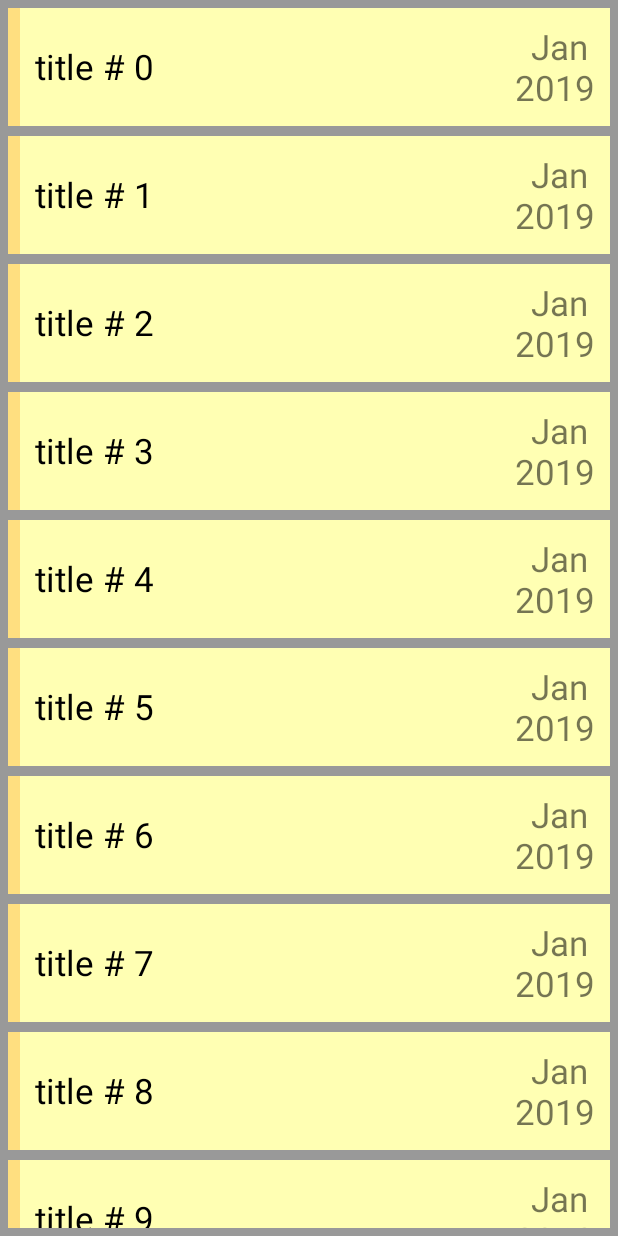
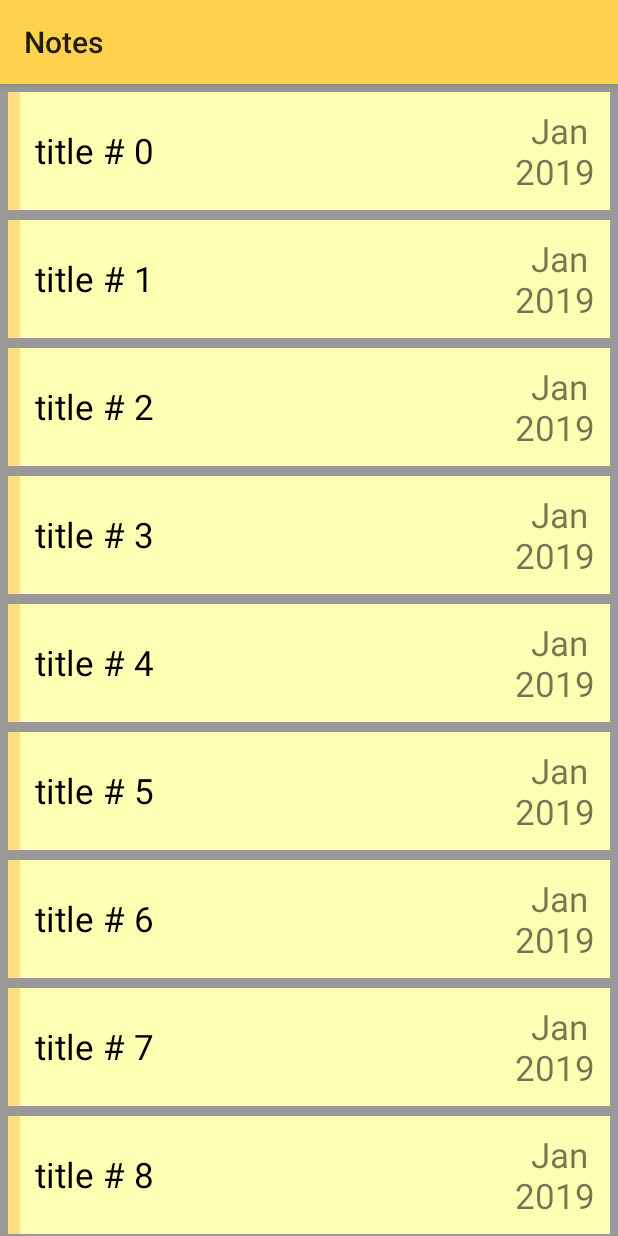
Before and after one commit to MenagoChicken/Notes, an Android app: the screen it shows after launch (NotesListActivity), on a phone screen of 412 x 824 dp. Run offline under Robolectric (Android 15) with nearby library versions, the phone set to English and light mode, and no system bars.

Commit message:
Building a Custom Toolbar

```diff
--- a/app/build.gradle
+++ b/app/build.gradle
@@ -28,4 +28,7 @@ dependencies {
 
     //RecyclerView
     implementation 'com.android.support:recyclerview-v7:28.0.0'
+
+    //design support (for toolbars)
+    implementation 'com.android.support:design:28.0.0'
 }
--- a/app/src/main/java/pl/menagochicken/NotesListActivity.java
+++ b/app/src/main/java/pl/menagochicken/NotesListActivity.java
@@ -4,6 +4,7 @@ import android.os.Bundle;
 import android.support.v7.app.AppCompatActivity;
 import android.support.v7.widget.LinearLayoutManager;
 import android.support.v7.widget.RecyclerView;
+import android.support.v7.widget.Toolbar;
 import android.widget.LinearLayout;
 
 import java.util.ArrayList;
@@ -33,6 +34,8 @@ public class NotesListActivity extends AppCompatActivity {
         initRecyclerView();
         insertFakeNotes();
 
+        setSupportActionBar((Toolbar) findViewById(R.id.notesToolbar));
+        setTitle("Notes");
     }
 
     private void insertFakeNotes(){
--- a/app/src/main/res/layout/layout_note_list_item.xml
+++ b/app/src/main/res/layout/layout_note_list_item.xml
@@ -36,7 +36,6 @@
         android:layout_weight="20"
         android:id="@+id/note_timestamp"
         android:textSize="23sp"
-        android:layout_gravity="center_vertical"
         android:textAlignment="center"
         android:text="Dec 2018"
         android:padding="10dp"
--- a/app/src/main/res/layout/notes_list_activity.xml
+++ b/app/src/main/res/layout/notes_list_activity.xml
@@ -1,5 +1,6 @@
 <?xml version="1.0" encoding="utf-8"?>
-<android.support.constraint.ConstraintLayout xmlns:android="http://schemas.android.com/apk/res/android"
+<android.support.design.widget.CoordinatorLayout
+    xmlns:android="http://schemas.android.com/apk/res/android"
     xmlns:app="http://schemas.android.com/apk/res-auto"
     xmlns:tools="http://schemas.android.com/tools"
     android:layout_width="match_parent"
@@ -7,11 +8,26 @@
     tools:context=".NotesListActivity"
     android:background="#999999">
 
+  <android.support.design.widget.AppBarLayout
+      android:layout_width="match_parent"
+      android:layout_height="wrap_content">
+
+    <android.support.v7.widget.Toolbar
+        android:id="@+id/notesToolbar"
+        android:layout_width="match_parent"
+        android:layout_height="?attr/actionBarSize"
+        android:background="?attr/colorPrimary"
+        app:layout_scrollFlags="scroll|enterAlways">
+    </android.support.v7.widget.Toolbar>
+
+  </android.support.design.widget.AppBarLayout>
+
   <android.support.v7.widget.RecyclerView
       android:layout_width="match_parent"
       android:layout_height="match_parent"
       android:orientation="vertical"
       android:id="@+id/recyclerView"
-      android:padding="5dp"/>
+      android:padding="5dp"
+      app:layout_behavior="@string/appbar_scrolling_view_behavior"/>
 
-</android.support.constraint.ConstraintLayout>
+</android.support.design.widget.CoordinatorLayout>
```
